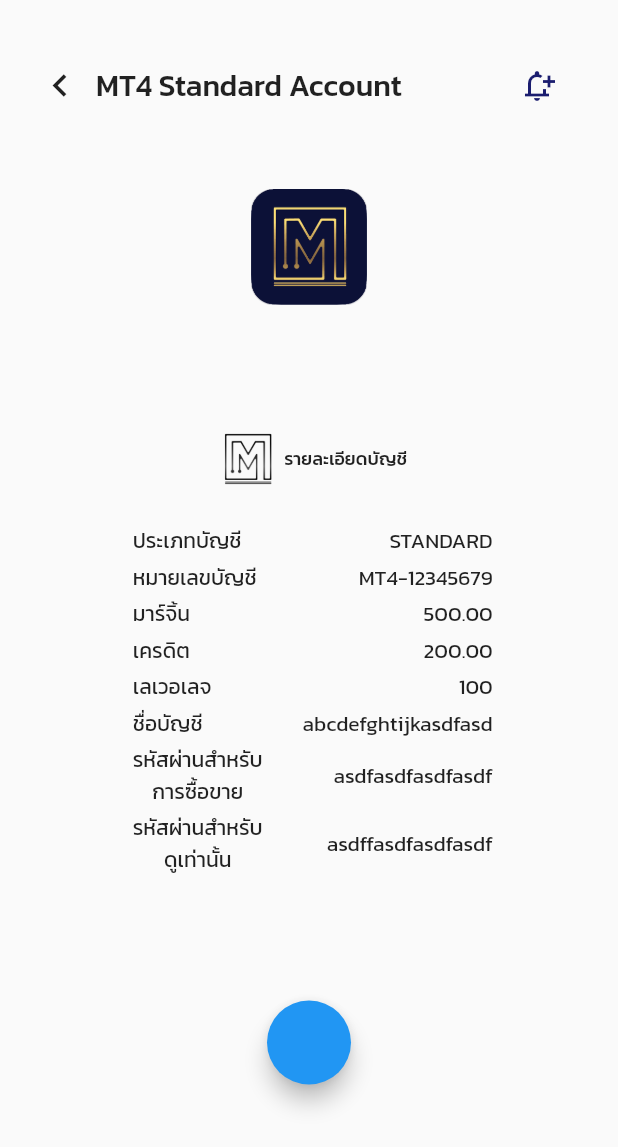
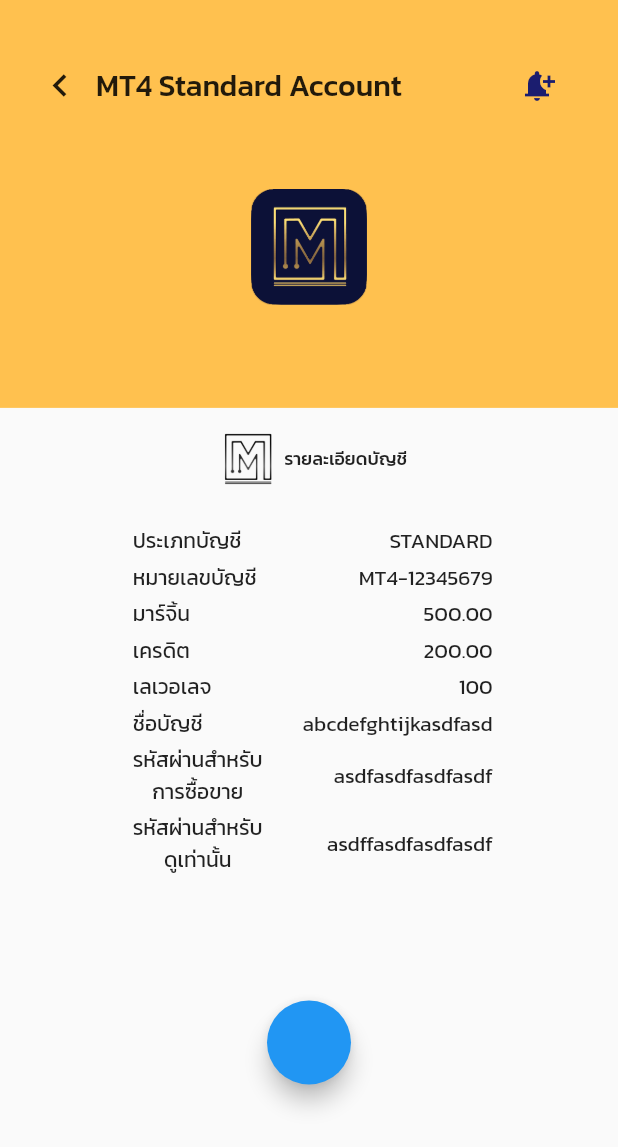
Before and after one commit to poramatw/mplus_fx, a Flutter app: the ViewDetials screen opened directly, on a phone screen of 412 x 824 dp. Shown: the top 1147 px of the screen. Run offline on Flutter 3.47's test engine with Material 2 defaults, Android fonts, the phone set to English and light mode, and no system bars.

Commit message:
Update viewDetails
put Stack container bg color amberC

```diff
--- a/lib/screens/viewDetails.dart
+++ b/lib/screens/viewDetails.dart
@@ -10,10 +10,20 @@ class ViewDetials extends StatefulWidget {
 }
 
 class _ViewDetialsState extends State<ViewDetials> {
+  Color amberC = Color.fromRGBO(255, 193, 79, 1);
   @override
   Widget build(BuildContext context) {
+    var size = MediaQuery.of(context).size;
     return Scaffold(
-        body: Container(
+        body: Stack(
+      children: [
+        Container(
+          color: amberC,
+          height: size.height * 0.33,
+        ),
+        Container(
+          height: size.height,
+          width: size.width,
           child: ListView(
             physics: ClampingScrollPhysics(),
             children: [
@@ -33,10 +43,12 @@ class _ViewDetialsState extends State<ViewDetials> {
                   Spacer(),
                   IconButton(
                       icon: Icon(
-                    Icons.notification_add_outlined,
+                        Icons.notification_add,
                         color: Color.fromRGBO(27, 29, 111, 1),
                       ),
-                  onPressed: () {})
+                      onPressed: () {
+                        print("notification");
+                      })
                 ]),
               ),
               Row(
@@ -55,7 +67,8 @@ class _ViewDetialsState extends State<ViewDetials> {
                           child: ClipRRect(
                               borderRadius: BorderRadius.circular(30),
                               child: Image(
-                              image: AssetImage('assets/images/logo.png')))),
+                                  image:
+                                      AssetImage('assets/images/logo.png')))),
                     ),
                   ),
                 ],
@@ -86,13 +99,14 @@ class _ViewDetialsState extends State<ViewDetials> {
                         ),
                         Text(
                           "รายละเอียดบัญชี",
-                      style:
-                          TextStyle(fontSize: 12, fontWeight: FontWeight.w500),
+                          style: TextStyle(
+                              fontSize: 12, fontWeight: FontWeight.w500),
                         ),
                       ],
                     ),
                     Padding(
-                  padding: const EdgeInsets.only(left: 85, top: 17, right: 80),
+                      padding:
+                          const EdgeInsets.only(left: 85, top: 17, right: 80),
                       child: Container(
                         width: 240,
                         height: 240,
@@ -121,10 +135,18 @@ class _ViewDetialsState extends State<ViewDetials> {
                               ],
                             ),
                             Row(
-                          children: [Text("เครดิต"), Spacer(), Text("200.00")],
+                              children: [
+                                Text("เครดิต"),
+                                Spacer(),
+                                Text("200.00")
+                              ],
                             ),
                             Row(
-                          children: [Text("เลเวอเลจ"), Spacer(), Text("100")],
+                              children: [
+                                Text("เลเวอเลจ"),
+                                Spacer(),
+                                Text("100")
+                              ],
                             ),
                             Row(
                               children: [
@@ -172,6 +194,8 @@ class _ViewDetialsState extends State<ViewDetials> {
               }))
             ],
           ),
+        ),
+      ],
     ));
   }
 }
```
Lines whose indentation alone changed are shown as unchanged.
